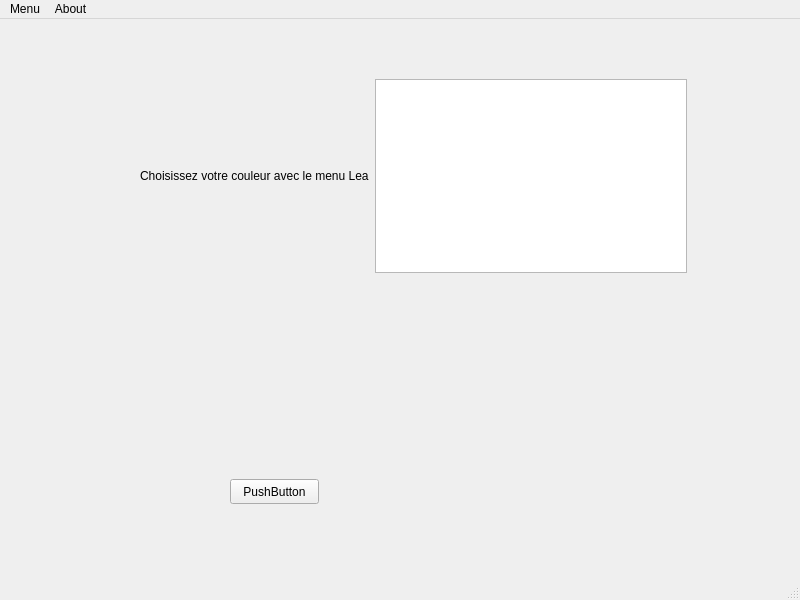
Above: mainwindow.ui from QtHit/test-ajc-2019 before the change. Below: the same form after it.
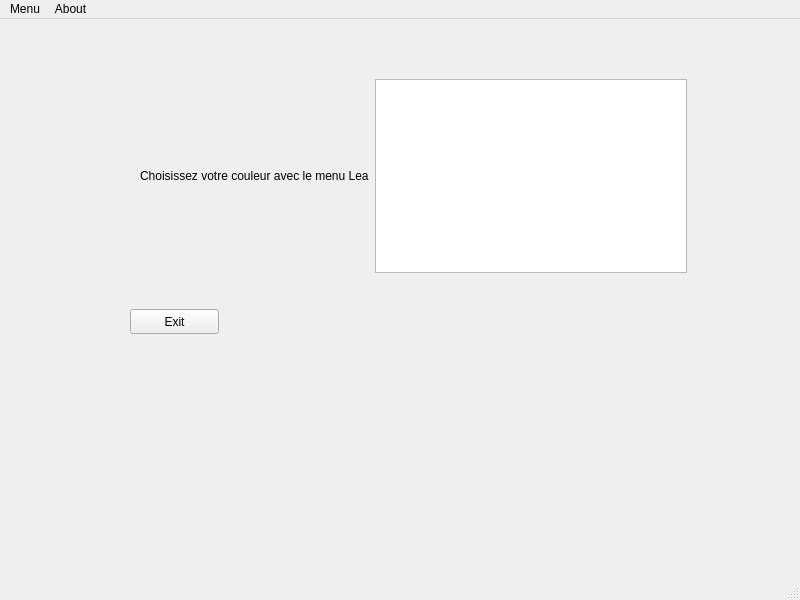
That is the form after the change.

```diff
--- a/mainwindow.ui
+++ b/mainwindow.ui
@@ -47,14 +47,14 @@
    <widget class="QPushButton" name="pushButton">
     <property name="geometry">
      <rect>
-      <x>230</x>
-      <y>460</y>
+      <x>130</x>
+      <y>290</y>
       <width>89</width>
       <height>25</height>
      </rect>
     </property>
     <property name="text">
-     <string>PushButton</string>
+     <string>Exit</string>
     </property>
    </widget>
   </widget>
```
Left out of the diff: 19 changed lines with no effect on the pictures.
